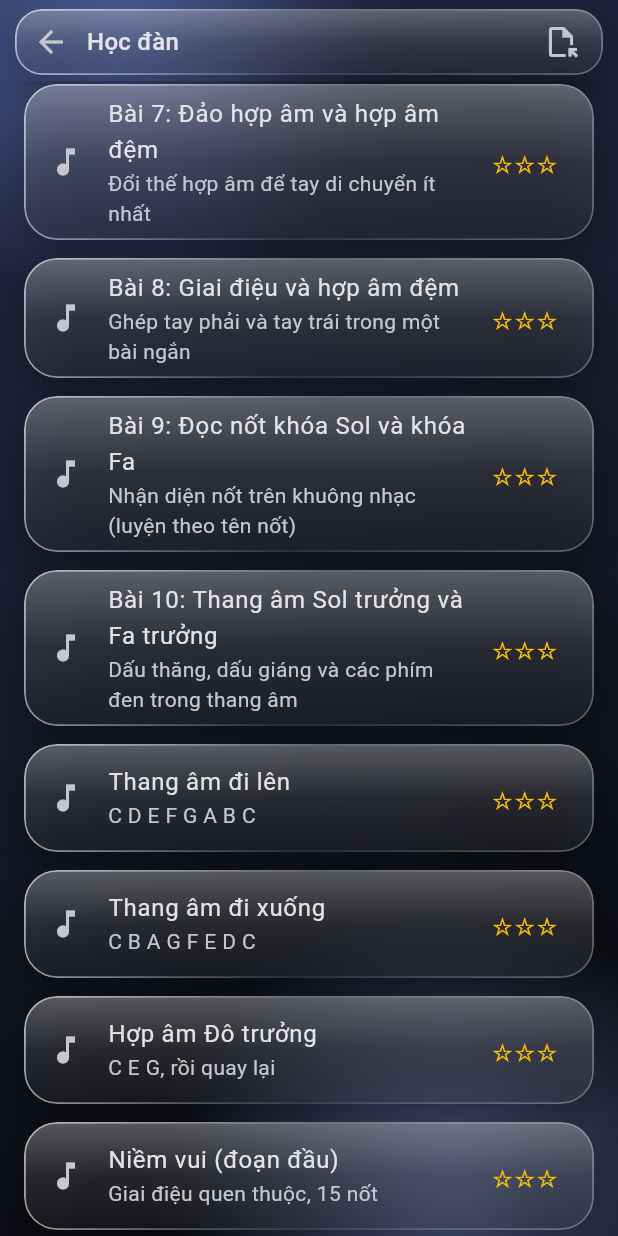
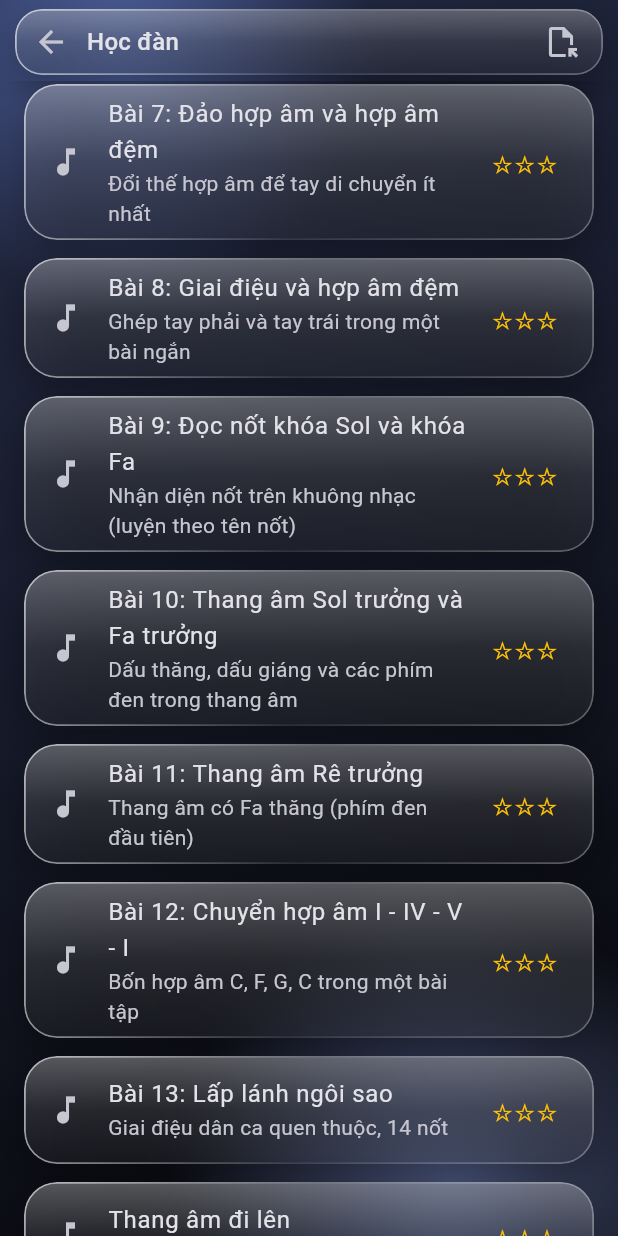
Before and after one commit to huunguyen4519-ship-it/Appiano, a Flutter app: the LearnScreen screen opened directly, scrolled down 576 dp, on a phone screen of 412 x 824 dp. Run offline on Flutter 3.47's test engine with Material 3 defaults, Android fonts, the phone set to English and light mode, and no system bars; our stand-ins replace file_picker, shared_preferences; missing offline and left inert: flutter_soloud; accounts and stored records are empty.

Commit message:
Add lessons 11-13 (D major scale, I-IV-V-I, Twinkle) and curriculum tests
Co-Authored-By: Claude Haiku 5.5 <noreply@anthropic.com>
Claude-Session: https://claude.ai/code/session_011r57VxuGu9KL7sY8g2R8jk

```diff
--- a/lib/theory/lessons.dart
+++ b/lib/theory/lessons.dart
@@ -234,6 +234,61 @@ final List<Lesson> lessons = [
     ],
   ),
   Lesson(
+    id: 'bai-11-thang-re',
+    title: 'Bài 11: Thang âm Rê trưởng',
+    description: 'Thang âm có Fa thăng (phím đen đầu tiên)',
+    theory: [
+      'Thang âm Rê trưởng có 2 dấu thăng: Fa# và Đô#.',
+      'Fa# nằm ở phím đen đứng giữa nhóm 2 phím đen và nhóm 3 phím đen, ngay trước G.',
+      'Các quãng giữa các nốt giống thang Đô trưởng: cung, cung, nửa, cung, cung, cung, nửa.',
+    ],
+    tips: [
+      'Bấm Fa thường thay vì Fa#, nghe thang bị lệch.',
+      'Quên rằng Đô ở đây cũng phải thăng (Đô#) ở nốt cuối.',
+    ],
+    steps: _seq(
+      [62, 64, 66, 67, 69, 71, 73, 74],
+      [1, 2, 3, 1, 2, 3, 4, 5],
+    ),
+  ),
+  Lesson(
+    id: 'bai-12-hop-am-1-4-5',
+    title: 'Bài 12: Chuyển hợp âm I - IV - V - I',
+    description: 'Bốn hợp âm C, F, G, C trong một bài tập',
+    theory: [
+      'Hợp âm I, IV, V là ba hợp âm chính của một hệ thống âm (ở Đô trưởng: C, F, G).',
+      'Mỗi hợp âm được bấm cùng lúc ba nốt, ngón 1, 3, 5 của tay phải.',
+      'Chuyển hợp âm mượt là giữ tay gần bàn phím, chỉ nhấc ngón cần thiết.',
+    ],
+    tips: [
+      'Nhấc cả bàn tay khi chuyển, làm mất nhịp.',
+      'Bấm hợp âm G rồi nhầm sang nốt B ở giữa.',
+    ],
+    steps: [
+      LessonStep([60, 64, 67], [1, 3, 5]), // C
+      LessonStep([65, 69, 72], [1, 3, 5]), // F
+      LessonStep([67, 71, 74], [1, 3, 5]), // G
+      LessonStep([60, 64, 67], [1, 3, 5]), // C
+    ],
+  ),
+  Lesson(
+    id: 'bai-13-twinkle',
+    title: 'Bài 13: Lấp lánh ngôi sao',
+    description: 'Giai điệu dân ca quen thuộc, 14 nốt',
+    theory: [
+      'Bài này có hai câu, mỗi câu 7 nốt, dùng chủ yếu các nốt của thang Đô trưởng.',
+      'Câu đầu đi lên đến Sol và A, câu sau đi xuống về Đô.',
+    ],
+    tips: [
+      'Nhịp đều: mỗi nốt bằng nhau, không kéo dài nốt cuối câu.',
+      'Ngón 5 và ngón 4 thường bị lẫn khi chơi nhanh.',
+    ],
+    steps: _seq(
+      [60, 60, 67, 67, 69, 69, 67, 65, 65, 64, 64, 62, 62, 60],
+      [1, 1, 5, 5, 4, 4, 3, 4, 4, 3, 3, 2, 2, 1],
+    ),
+  ),
+  Lesson(
     id: 'scale-up',
     title: 'Thang âm đi lên',
     description: 'C D E F G A B C',
```
Also changed, not shown: 1 other file.
